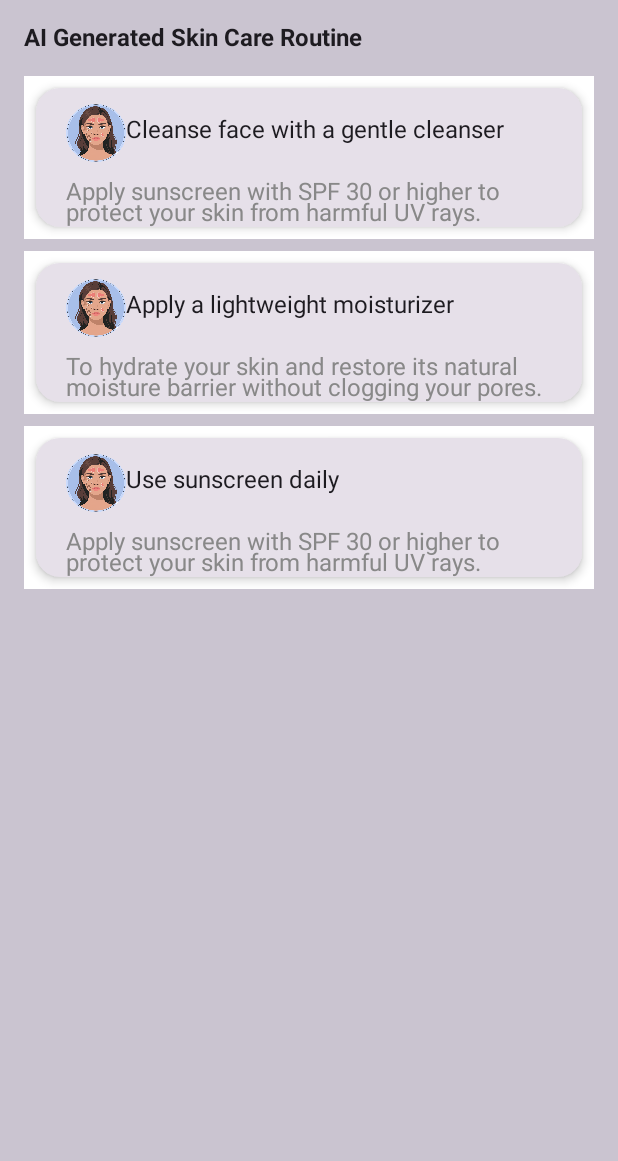
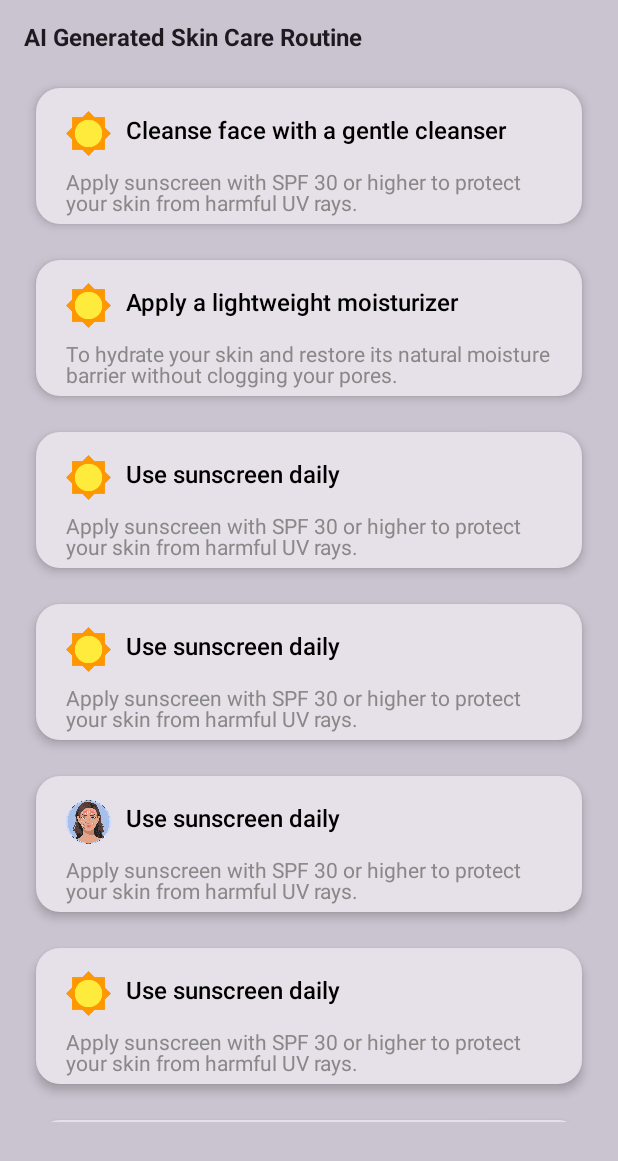
Before and after one commit to omatmsx/glow-ai, an Android app built with Jetpack Compose: the composable SkinCareRoutineUI shown on its own in the app's theme, on a phone screen of 412 x 824 dp. Shown: the top 1161 px of the screen. Run offline under Robolectric (Android 15) with nearby library versions, the light colour scheme and no system bars.

Commit message:
Added skin care routine Carescreen in profile section

```diff
--- a/app/src/main/kotlin/com/mindstix/baseline/ui/navigation/AppDestination.kt
+++ b/app/src/main/kotlin/com/mindstix/baseline/ui/navigation/AppDestination.kt
@@ -7,7 +7,6 @@ package com.mindstix.baseline.ui.navigation
 import android.annotation.SuppressLint
 import androidx.compose.material.icons.Icons
 import androidx.compose.material.icons.filled.Add
-import androidx.compose.material3.BottomAppBar
 import androidx.compose.material3.FloatingActionButton
 import androidx.compose.material3.Icon
 import androidx.compose.material3.Scaffold
@@ -15,7 +14,6 @@ import androidx.compose.runtime.Composable
 import androidx.compose.runtime.getValue
 import androidx.compose.runtime.mutableStateOf
 import androidx.compose.runtime.remember
-import androidx.compose.ui.Modifier
 import androidx.navigation.compose.rememberNavController
 import com.mindstix.capabilities.presentation.navigation.BaseComponentState
 import com.mindstix.capabilities.presentation.navigation.ui.BottomNavigationBar
--- a/app/src/main/kotlin/com/mindstix/baseline/ui/navigation/AppNavigations.kt
+++ b/app/src/main/kotlin/com/mindstix/baseline/ui/navigation/AppNavigations.kt
@@ -194,7 +194,7 @@ fun NavGraphBuilder.ageScreenNavigationGraph(
 fun NavGraphBuilder.clickPictureScreenNavigationGraph(
     navController: NavHostController,
     baseComponentState: BaseComponentState,
-){
+) {
     composable(Destinations.ClickPictureScreenDestination.route) { _ ->
 
         // Show bottom bar and hide floating action button for the settings screen
--- a/features-home/src/main/kotlin/com/mindstix/home/view/ProfileScreen.kt
+++ b/features-home/src/main/kotlin/com/mindstix/home/view/ProfileScreen.kt
@@ -5,8 +5,8 @@
 
 package com.mindstix.home.view
 
-import androidx.compose.material3.Text
 import androidx.compose.runtime.Composable
+import com.mindstix.home.view.skinroutine.ui.SkinCareRoutineUI
 
 /**
  * Composable function representing the Profile Screen.
@@ -15,5 +15,5 @@ import androidx.compose.runtime.Composable
  */
 @Composable
 fun ProfileScreen() {
-    Text(text = "Profile")
+    SkinCareRoutineUI()
 }
--- a/features-home/src/main/kotlin/com/mindstix/home/view/skinroutine/ui/SkinCareRoutineScreen.kt
+++ b/features-home/src/main/kotlin/com/mindstix/home/view/skinroutine/ui/SkinCareRoutineScreen.kt
@@ -5,12 +5,13 @@ import androidx.compose.foundation.background
 import androidx.compose.foundation.layout.Arrangement
 import androidx.compose.foundation.layout.Column
 import androidx.compose.foundation.layout.Row
-import androidx.compose.foundation.layout.Spacer
+import androidx.compose.foundation.layout.fillMaxSize
 import androidx.compose.foundation.layout.fillMaxWidth
-import androidx.compose.foundation.layout.height
 import androidx.compose.foundation.layout.padding
 import androidx.compose.foundation.layout.size
-import androidx.compose.foundation.layout.width
+import androidx.compose.foundation.layout.wrapContentHeight
+import androidx.compose.foundation.lazy.LazyColumn
+import androidx.compose.foundation.lazy.items
 import androidx.compose.foundation.shape.CircleShape
 import androidx.compose.foundation.shape.RoundedCornerShape
 import androidx.compose.material3.Card
@@ -21,6 +22,7 @@ import androidx.compose.ui.Alignment
 import androidx.compose.ui.Modifier
 import androidx.compose.ui.graphics.Color
 import androidx.compose.ui.res.painterResource
+import androidx.compose.ui.text.font.FontWeight
 import androidx.compose.ui.unit.dp
 import androidx.compose.ui.unit.sp
 import com.mindstix.capabilities.presentation.theme.textStyle1
@@ -35,11 +37,27 @@ fun SkinCareRoutineUI() {
         SkinCareRoutineDataClass(
             title = "Cleanse face with a gentle cleanser",
             description = "Apply sunscreen with SPF 30 or higher to protect your skin from harmful UV rays.",
-            iconRes = R.drawable.ic_image // Replace with the correct resource
+            iconRes = R.drawable.ic_skin_care // Replace with the correct resource
         ), SkinCareRoutineDataClass(
             title = "Apply a lightweight moisturizer",
             description = "To hydrate your skin and restore its natural moisture barrier without clogging your pores.",
+            iconRes = R.drawable.ic_skin_care // Replace with the correct resource
+        ), SkinCareRoutineDataClass(
+            title = "Use sunscreen daily",
+            description = "Apply sunscreen with SPF 30 or higher to protect your skin from harmful UV rays.",
+            iconRes = R.drawable.ic_skin_care // Replace with the correct resource
+        ), SkinCareRoutineDataClass(
+            title = "Use sunscreen daily",
+            description = "Apply sunscreen with SPF 30 or higher to protect your skin from harmful UV rays.",
+            iconRes = R.drawable.ic_skin_care // Replace with the correct resource
+        ), SkinCareRoutineDataClass(
+            title = "Use sunscreen daily",
+            description = "Apply sunscreen with SPF 30 or higher to protect your skin from harmful UV rays.",
             iconRes = R.drawable.ic_image // Replace with the correct resource
+        ), SkinCareRoutineDataClass(
+            title = "Use sunscreen daily",
+            description = "Apply sunscreen with SPF 30 or higher to protect your skin from harmful UV rays.",
+            iconRes = R.drawable.ic_skin_care // Replace with the correct resource
         ), SkinCareRoutineDataClass(
             title = "Use sunscreen daily",
             description = "Apply sunscreen with SPF 30 or higher to protect your skin from harmful UV rays.",
@@ -61,11 +79,16 @@ fun SkinCareRoutineUI() {
                 fontSize = 16.sp
             )
         )
-
-        // Display multiple routine cards
-        skinCareRoutineList.forEach { routine ->
-            RoutineCard(routine = routine)
-            Spacer(modifier = Modifier.height(8.dp))
+        LazyColumn(
+            modifier = Modifier
+                .fillMaxSize()
+                .padding(bottom = 60.dp),
+            verticalArrangement = Arrangement.spacedBy(8.dp)
+        ) {
+            items(skinCareRoutineList) { routine ->
+                // Display multiple routine cards
+                RoutineCard(routine = routine)
+            }
         }
     }
 }
@@ -73,42 +96,44 @@ fun SkinCareRoutineUI() {
 @Composable
 fun RoutineCard(routine: SkinCareRoutineDataClass) {
     Card(
-        shape = RoundedCornerShape(16.dp),
         modifier = Modifier
             .fillMaxWidth()
-            .background(Color.White)
+            .background(Color.Transparent)
             .padding(8.dp),
+        shape = RoundedCornerShape(16.dp),
         elevation = CardDefaults.cardElevation(defaultElevation = 4.dp)
     ) {
-        Column(modifier = Modifier.padding(horizontal = 20.dp)) {
+        Column(
+            modifier = Modifier.padding(horizontal = 20.dp, vertical = 5.dp),
+        ) {
             Row(
-                modifier = Modifier.padding(vertical = 10.dp),
+                modifier = Modifier
+                    .padding(vertical = 10.dp)
+                    .wrapContentHeight(),
                 verticalAlignment = Alignment.CenterVertically,
-                horizontalArrangement = Arrangement.Start
+                horizontalArrangement = Arrangement.spacedBy(10.dp)
             ) {
                 // Icon on the left
                 Image(
                     painter = painterResource(id = routine.iconRes),
                     contentDescription = "Routine Icon",
                     modifier = Modifier
-                        .size(40.dp)
+                        .size(30.dp)
                         .background(Color.Transparent, shape = CircleShape)
                 )
                 Text(
                     text = routine.title, style = textStyle1.copy(
-                        fontSize = 16.sp
-                    ), lineHeight = 16.sp, modifier = Modifier.padding(bottom = 4.dp)
+                        fontSize = 16.sp, fontWeight = FontWeight.Medium
+                    ), lineHeight = 16.sp,
+                    maxLines = 2, color = Color.Black, modifier = Modifier.padding(bottom = 4.dp)
                 )
             }
 
-            Spacer(modifier = Modifier.width(16.dp))
-
             // Text content (Title and Description)
-
             Text(
                 text = routine.description, color = Color.Gray, style = textStyle1.copy(
-                    fontSize = 16.sp
-                ), lineHeight = 14.sp
+                    fontSize = 14.sp
+                ), lineHeight = 14.sp, maxLines = 3
             )
         }
     }
```
Also changed, not shown: core/src/main/res/drawable/ic_skin_care.webp (added).
